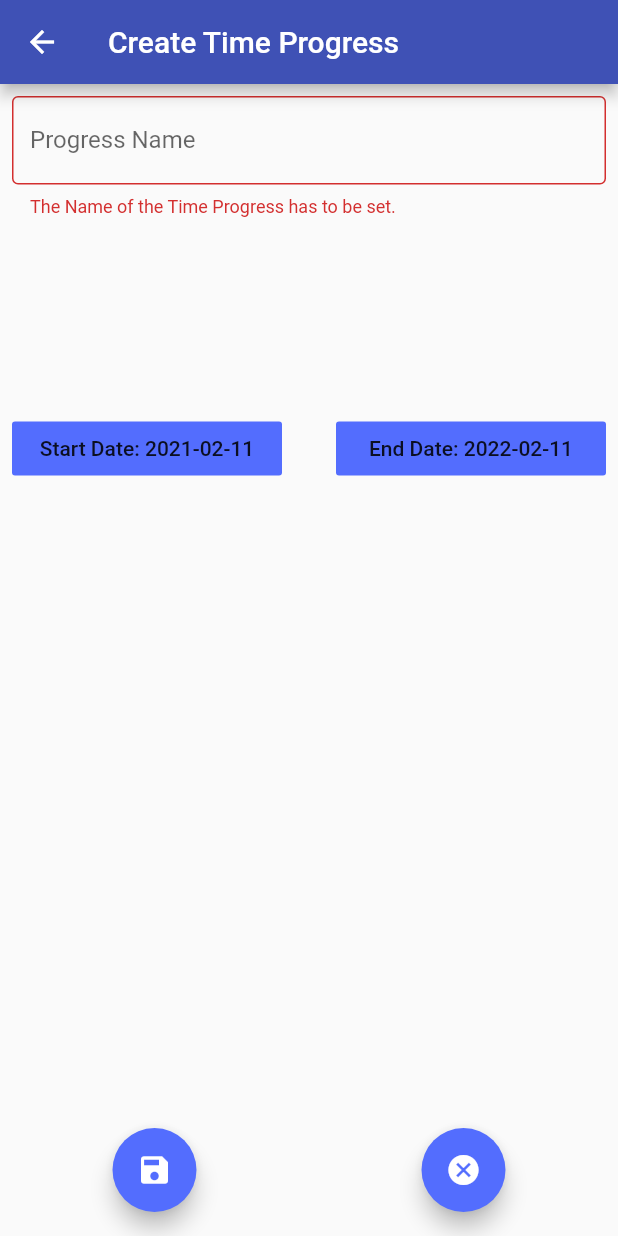
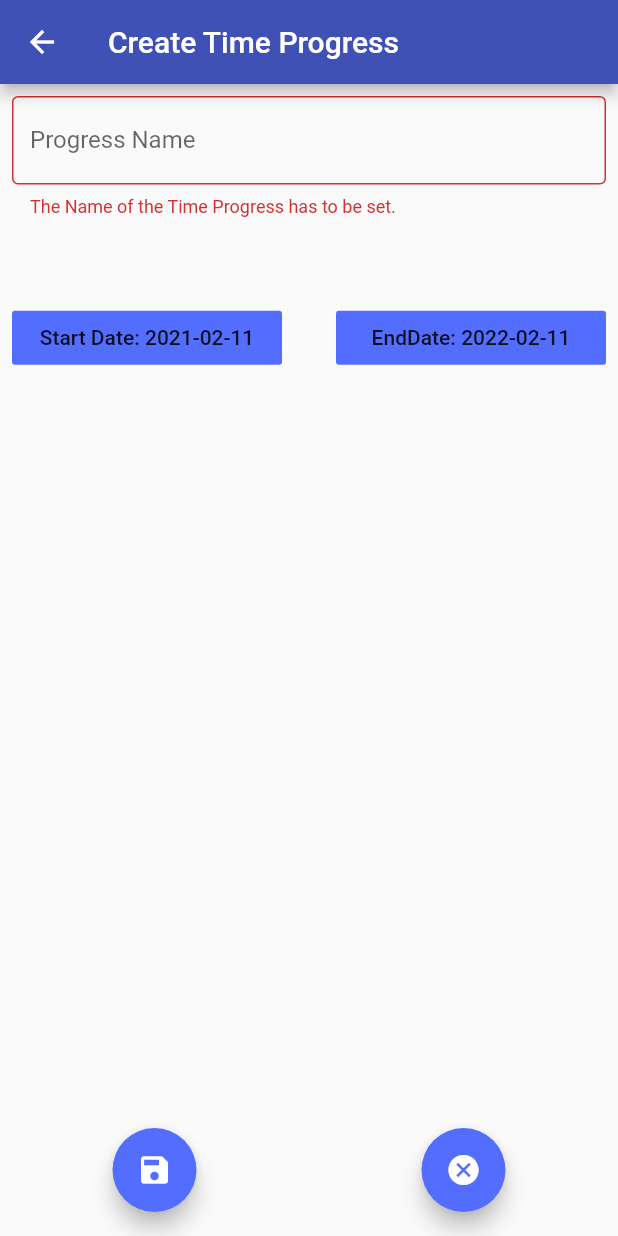
Before and after one commit to andreas-fahrecker/time_progress_tracker, a Flutter app: the ProgressCreationScreen screen opened by its route, after a tap on the "save" icon, on a phone screen of 412 x 824 dp. Run offline on Flutter 3.47's test engine with Material 2 defaults, Android fonts, the phone set to English and light mode, and no system bars; our stand-ins replace flutter_redux, package_info, percent_indicator, redux, shared_preferences; accounts and stored records are empty.

Commit message:
Created DatePickerBtn and Started Using it in ProgressCreationScreen
Signed-off-by: Andreas Fahrecker <AndreasFahrecker@gmail.com>

```diff
--- a/lib/models/app_exceptions.dart
+++ b/lib/models/app_exceptions.dart
@@ -5,3 +5,14 @@ class TimeProgressInvalidNameException implements Exception {
 
   String errMsg() => "The name of a TimeProgress can't be: $invalidName";
 }
+
+class TimeProgressStartTimeIsNotBeforeEndTimeException implements Exception {
+  final startTime;
+  final endTime;
+
+  TimeProgressStartTimeIsNotBeforeEndTimeException(
+      this.startTime, this.endTime);
+
+  String errMsg() =>
+      "The Start Time has to be before the end time. Therefore these values are invalid: Start Time: $startTime EndTime: $endTime";
+}
--- a/lib/models/time_progress.dart
+++ b/lib/models/time_progress.dart
@@ -12,9 +12,11 @@ class TimeProgress {
 
   TimeProgress(this.name, this.startTime, this.endTime, {String id})
       : id = id ?? Uuid().generateV4() {
-    if (this.name == null || this.name == "") {
+    if (this.name == null || this.name == "")
       throw new TimeProgressInvalidNameException(this.name);
-    }
+    if (!this.startTime.isBefore(this.endTime))
+      throw new TimeProgressStartTimeIsNotBeforeEndTimeException(
+          startTime, endTime);
   }
 
   factory TimeProgress.initialDefault() {
--- a/lib/screens/progress_creation_screen.dart
+++ b/lib/screens/progress_creation_screen.dart
@@ -5,10 +5,11 @@ import 'package:time_progress_tracker/actions/actions.dart';
 import 'package:time_progress_tracker/models/app_exceptions.dart';
 import 'package:time_progress_tracker/models/app_state.dart';
 import 'package:time_progress_tracker/models/time_progress.dart';
-import 'package:time_progress_tracker/screens/home_screen.dart';
+import 'package:time_progress_tracker/widgets/date_picker_btn.dart';
 
 class ProgressCreationScreen extends StatefulWidget {
   static const routeName = "/progress-creation";
+  static const title = "Create Time Progress";
 
   @override
   State<StatefulWidget> createState() {
@@ -23,15 +24,7 @@ class _ProgressCreationScreenState extends State<ProgressCreationScreen> {
       DateTime.now().year + 1, DateTime.now().month, DateTime.now().day);
 
   bool _validName = true;
-
-  Future<DateTime> _selectDate(
-      BuildContext context, DateTime initialDate) async {
-    return await showDatePicker(
-        context: context,
-        initialDate: initialDate,
-        firstDate: DateTime(DateTime.now().year - 5),
-        lastDate: DateTime(DateTime.now().year + 5));
-  }
+  bool _validDates = true;
 
   void _createTimeProgress(BuildContext context) {
     try {
@@ -43,6 +36,10 @@ class _ProgressCreationScreenState extends State<ProgressCreationScreen> {
     } on TimeProgressInvalidNameException catch (e) {
       setState(() {
         _validName = false;
+      });
+    } on TimeProgressStartTimeIsNotBeforeEndTimeException catch (e) {
+      setState(() {
+        _validDates = false;
       });
     }
   }
@@ -59,11 +56,8 @@ class _ProgressCreationScreenState extends State<ProgressCreationScreen> {
 
     return Scaffold(
       appBar: AppBar(
-        title: Text("Create Time Progress"),
+        title: Text(ProgressCreationScreen.title),
       ),
-      /*drawer: AppDrawer(
-        appVersion: widget.appVersion,
-      ),*/
       body: Container(
         padding: EdgeInsets.all(8),
         child: Column(
@@ -82,24 +76,18 @@ class _ProgressCreationScreenState extends State<ProgressCreationScreen> {
               ),
             ),
             Expanded(
-              child: Text("${_nameController.text}"),
-            ),
-            Expanded(
               flex: 1,
               child: Row(
                 children: <Widget>[
                   Expanded(
                     flex: 5,
-                    child: FlatButton(
-                      color: appTheme.accentColor,
-                      child: Text(
-                          "Start Date: ${pickedStartTime.toLocal().toString().split(" ")[0]}"),
-                      onPressed: () async {
-                        DateTime dt =
-                            await _selectDate(context, pickedStartTime);
-                        if (dt != null) {
+                    child: DatePickerBtn(
+                      leadingString: "Start Date:",
+                      pickedDate: pickedStartTime,
+                      onDatePicked: (DateTime startTime) {
+                        if (startTime != null) {
                           setState(() {
-                            pickedStartTime = dt;
+                            pickedStartTime = startTime;
                           });
                         }
                       },
@@ -110,15 +98,13 @@ class _ProgressCreationScreenState extends State<ProgressCreationScreen> {
                   ),
                   Expanded(
                     flex: 5,
-                    child: FlatButton(
-                      color: appTheme.accentColor,
-                      child: Text(
-                          "End Date: ${pickedEndTime.toLocal().toString().split(" ")[0]}"),
-                      onPressed: () async {
-                        DateTime dt = await _selectDate(context, pickedEndTime);
-                        if (dt != null) {
+                    child: DatePickerBtn(
+                      leadingString: "EndDate:",
+                      pickedDate: pickedEndTime,
+                      onDatePicked: (DateTime endTime) {
+                        if (endTime != null) {
                           setState(() {
-                            pickedEndTime = dt;
+                            pickedEndTime = endTime;
                           });
                         }
                       },
@@ -127,8 +113,18 @@ class _ProgressCreationScreenState extends State<ProgressCreationScreen> {
                 ],
               ),
             ),
+            _validDates
+                ? Spacer(
+                    flex: 1,
+                  )
+                : Expanded(
+                    child: Center(
+                      child: Text(
+                          "Your Picked Dates are invalid. The Start Date has to be before the end Date."),
+                    ),
+                  ),
             Spacer(
-              flex: 5,
+              flex: 4,
             )
           ],
         ),
--- /dev/null
+++ b/lib/widgets/date_picker_btn.dart
@@ -0,0 +1,31 @@
+import 'package:flutter/material.dart';
+
+class DatePickerBtn extends StatelessWidget {
+  final String leadingString;
+  final DateTime pickedDate;
+  final void Function(DateTime) onDatePicked;
+
+  DatePickerBtn({
+    @required this.leadingString,
+    @required this.pickedDate,
+    @required this.onDatePicked,
+  }) : super();
+
+  @override
+  Widget build(BuildContext context) {
+    ThemeData appTheme = Theme.of(context);
+    return FlatButton(
+      onPressed: () async {
+        onDatePicked(await showDatePicker(
+          context: context,
+          initialDate: pickedDate,
+          firstDate: DateTime(1900),
+          lastDate: DateTime(2100),
+        ));
+      },
+      child: Text(
+          "$leadingString ${pickedDate.toLocal().toString().split(" ")[0]}"),
+      color: appTheme.accentColor,
+    );
+  }
+}
```
